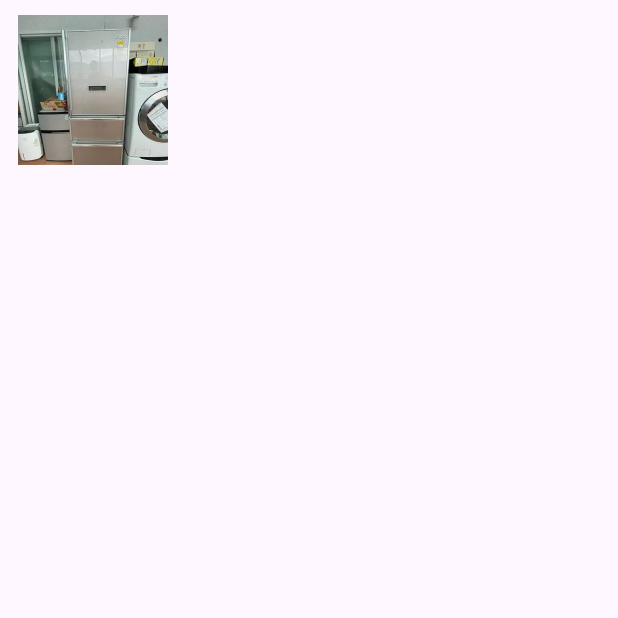
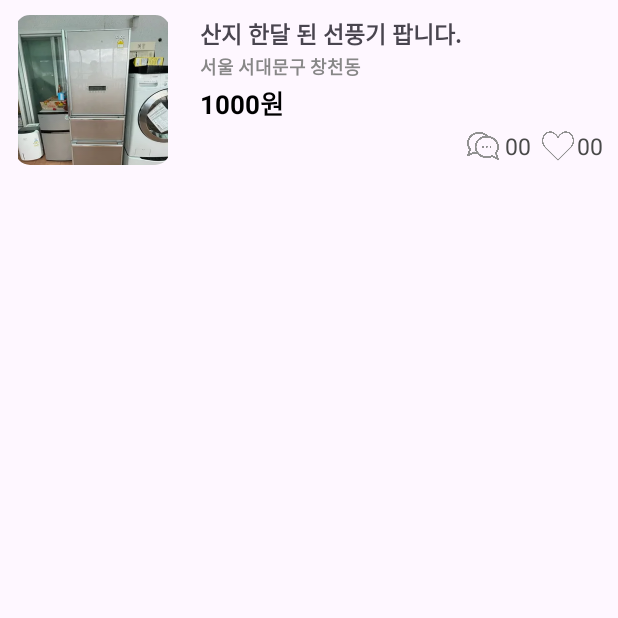
Before and after one commit to jinjoo1/apple2, an Android app: the item screen opened directly, with no data from a screen before it, on a phone screen of 412 x 824 dp, the top half of it. Run offline under Robolectric (Android 15) with nearby library versions, the phone set to English and light mode, and no system bars.

Commit message:
xml파일 완성

```diff
--- a/app/build.gradle.kts
+++ b/app/build.gradle.kts
@@ -50,4 +50,6 @@ dependencies {
     androidTestImplementation("androidx.test.ext:junit:1.1.5")
     androidTestImplementation("androidx.test.espresso:espresso-core:3.5.1")
     implementation("de.hdodenhof:circleimageview:3.1.0")
+    implementation ("com.google.android.material:material:1.9.0")
+
 }
--- a/app/src/main/java/com/example/applemarket/DetailActivity.kt
+++ b/app/src/main/java/com/example/applemarket/DetailActivity.kt
@@ -2,10 +2,20 @@ package com.example.applemarket
 
 import androidx.appcompat.app.AppCompatActivity
 import android.os.Bundle
+import com.example.applemarket.databinding.ActivityDetailBinding
 
 class DetailActivity : AppCompatActivity() {
+
+    // 바인딩 객체 선언
+    private lateinit var binding: ActivityDetailBinding
+
     override fun onCreate(savedInstanceState: Bundle?) {
         super.onCreate(savedInstanceState)
+
+        // 바인딩 객체 초기화
+        binding = ActivityDetailBinding.inflate(layoutInflater)
+        setContentView(binding.root)
+
         setContentView(R.layout.activity_detail)
     }
 }
--- a/app/src/main/java/com/example/applemarket/ListActivity.kt
+++ b/app/src/main/java/com/example/applemarket/ListActivity.kt
@@ -2,10 +2,17 @@ package com.example.applemarket
 
 import androidx.appcompat.app.AppCompatActivity
 import android.os.Bundle
+import com.example.applemarket.databinding.ActivityListBinding
 
 class ListActivity : AppCompatActivity() {
+
+    private lateinit var binding: ActivityListBinding
     override fun onCreate(savedInstanceState: Bundle?) {
         super.onCreate(savedInstanceState)
+
+        binding = ActivityListBinding.inflate(layoutInflater)
+        setContentView(binding.root)
+
         setContentView(R.layout.activity_list)
     }
 }
--- a/app/src/main/java/com/example/applemarket/item.kt
+++ b/app/src/main/java/com/example/applemarket/item.kt
@@ -2,10 +2,19 @@ package com.example.applemarket
 
 import androidx.appcompat.app.AppCompatActivity
 import android.os.Bundle
+import com.example.applemarket.databinding.ActivityItemBinding
 
 class item : AppCompatActivity() {
-    override fun onCreate(savedInstanceState: Bundle?) {
+
+    private lateinit var binding: ActivityItemBinding
+
+
+        override fun onCreate(savedInstanceState: Bundle?) {
         super.onCreate(savedInstanceState)
+
+            binding = ActivityItemBinding.inflate(layoutInflater)
+            setContentView(binding.root)
+
         setContentView(R.layout.activity_item)
     }
 }
--- a/app/src/main/res/drawable/bg_item_image_fillet.xml
+++ /dev/null
@@ -1,4 +0,0 @@
-<?xml version="1.0" encoding="utf-8"?>
-<shape xmlns:android="http://schemas.android.com/apk/res/android">
-    <corners android:radius="10dp" /> <!-- 모서리의 둥글기 정도를 설정합니다 -->
-</shape>
--- a/app/src/main/res/layout/activity_item.xml
+++ b/app/src/main/res/layout/activity_item.xml
@@ -18,20 +18,16 @@
         app:layout_constraintTop_toTopOf="parent"
         app:layout_constraintWidth_percent="0.3">
 
-        <ImageView
+        <com.google.android.material.imageview.ShapeableImageView
             android:id="@+id/items_image_box_image"
             android:layout_width="match_parent"
             android:layout_height="match_parent"
-
-
             android:src="@drawable/im_sample1"
             app:layout_constraintBottom_toBottomOf="parent"
             app:layout_constraintEnd_toEndOf="parent"
             app:layout_constraintStart_toStartOf="parent"
             app:layout_constraintTop_toTopOf="parent"
-
-
-            />
+            app:shapeAppearanceOverlay="@style/roundedCorners" />
 
 
     </androidx.constraintlayout.widget.ConstraintLayout>
@@ -44,6 +40,7 @@
         android:id="@+id/items_informationbox"
         android:layout_width="0dp"
         android:layout_height="match_parent"
+        android:padding="10dp"
         app:layout_constraintBottom_toBottomOf="parent"
         app:layout_constraintEnd_toEndOf="parent"
         app:layout_constraintStart_toEndOf="@+id/items_image_box"
@@ -54,9 +51,21 @@
             android:layout_width="match_parent"
             android:layout_height="0dp"
             app:layout_constraintEnd_toEndOf="parent"
-            app:layout_constraintHeight_percent="0.4"
+            app:layout_constraintHeight_percent="0.25"
             app:layout_constraintStart_toStartOf="parent"
             app:layout_constraintTop_toTopOf="parent">
+
+            <TextView
+                android:id="@+id/items_informationbox_title_text"
+                style="@style/items_informationbox_title_style"
+                android:layout_width="match_parent"
+                android:layout_height="match_parent"
+                android:gravity="center_vertical"
+                android:text="산지 한달 된 선풍기 팝니다."
+                app:layout_constraintBottom_toBottomOf="parent"
+                app:layout_constraintEnd_toEndOf="parent"
+                app:layout_constraintStart_toStartOf="parent"
+                app:layout_constraintTop_toTopOf="parent" />
 
         </androidx.constraintlayout.widget.ConstraintLayout>
 
@@ -66,6 +75,12 @@
             android:layout_height="0dp"
             app:layout_constraintHeight_percent="0.2"
             app:layout_constraintTop_toBottomOf="@+id/items_informationbox_title">
+
+            <TextView
+                style="@style/items_informationbox_add_style"
+                android:layout_width="match_parent"
+                android:layout_height="match_parent"
+                android:text="서울 서대문구 창천동" />
 
         </androidx.constraintlayout.widget.ConstraintLayout>
 
@@ -87,6 +102,12 @@
                 app:layout_constraintTop_toTopOf="parent"
                 app:layout_constraintWidth_percent="0.5">
 
+                <TextView
+                    style="@style/items_informationbox_Price_textstyle"
+                    android:layout_width="match_parent"
+                    android:layout_height="match_parent"
+                    android:text="1000원" />
+
             </androidx.constraintlayout.widget.ConstraintLayout>
 
             <androidx.constraintlayout.widget.ConstraintLayout
@@ -99,6 +120,50 @@
                 app:layout_constraintTop_toTopOf="parent"
                 app:layout_constraintWidth_percent="0.5">
 
+                <ImageView
+                    android:id="@+id/imageView"
+                    android:layout_width="25dp"
+                    android:layout_height="25dp"
+                    android:layout_marginEnd="2dp"
+                    android:padding="2dp"
+                    app:layout_constraintBottom_toBottomOf="@+id/textView"
+                    app:layout_constraintEnd_toStartOf="@+id/textView"
+                    app:layout_constraintTop_toTopOf="@+id/textView"
+                    app:srcCompat="@drawable/ic_speechbubble"
+                    app:tint="#919191" />
+
+                <TextView
+                    android:id="@+id/textView"
+                    style="@style/Etc_text_option"
+                    android:layout_width="wrap_content"
+                    android:layout_height="25dp"
+                    android:layout_marginEnd="5dp"
+                    android:text="00"
+                    app:layout_constraintBottom_toBottomOf="@+id/imageView3"
+                    app:layout_constraintEnd_toStartOf="@+id/imageView3"
+                    app:layout_constraintTop_toTopOf="@+id/imageView3" />
+
+                <ImageView
+                    android:id="@+id/imageView3"
+                    android:layout_width="25dp"
+                    android:layout_height="25dp"
+                    android:padding="2dp"
+                    app:layout_constraintBottom_toBottomOf="@+id/textView2"
+                    app:layout_constraintEnd_toStartOf="@+id/textView2"
+                    app:layout_constraintTop_toTopOf="@+id/textView2"
+                    app:srcCompat="@drawable/ic_heart"
+                    app:tint="#919191" />
+
+                <TextView
+                    android:id="@+id/textView2"
+                    style="@style/Etc_text_option"
+                    android:layout_width="wrap_content"
+                    android:layout_height="25dp"
+                    android:text="00"
+                    app:layout_constraintBottom_toBottomOf="parent"
+                    app:layout_constraintEnd_toEndOf="parent" />
+
+
             </androidx.constraintlayout.widget.ConstraintLayout>
 
 
--- a/app/src/main/res/layout/activity_list.xml
+++ b/app/src/main/res/layout/activity_list.xml
@@ -12,7 +12,7 @@
         android:layout_width="match_parent"
         android:layout_height="0dp"
         app:layout_constraintEnd_toEndOf="parent"
-        app:layout_constraintHeight_percent="0.11"
+        app:layout_constraintHeight_percent="0.1"
         app:layout_constraintStart_toStartOf="parent"
         app:layout_constraintTop_toTopOf="parent">
 
--- a/app/src/main/res/values/style.xml
+++ b/app/src/main/res/values/style.xml
@@ -3,11 +3,41 @@
 
     <style name="items_informationbox_title_style">
         <item name="android:textStyle">bold</item>
+        <item name="android:textSize">15sp</item>
     </style>
 
-    <style name="items_informationbox_title_textstyle">
+    <style name="items_informationbox_add_style">
         <item name="android:textStyle">bold</item>
+        <item name="android:textSize">12sp</item>
+        <item name="android:textColor">#878787</item>
     </style>
-    a
+
+    <style name="items_informationbox_Price_textstyle">
+        <item name="android:textSize">17sp</item>
+        <item name="android:textStyle">bold</item>
+        <item name="android:textColor">@color/black</item>
+
+    </style>
+
+    <style name="roundedCorners">
+        <item name="cornerFamily">rounded</item>
+        <item name="cornerSize">10dp</item>
+    </style>
+
+    <style name="Etc_Icon_Option">
+        <item name="android:width">10dp</item>
+        <item name="android:height">10dp</item>
+
+    </style>
+
+    <style name="Etc_text_option">
+        <item name="android:textSize">15dp</item>
+        <item name="android:textColor">#494949</item>
+        <item name="android:gravity">center</item>
+
+    </style>
+
+
+
 
 </resources>
```
